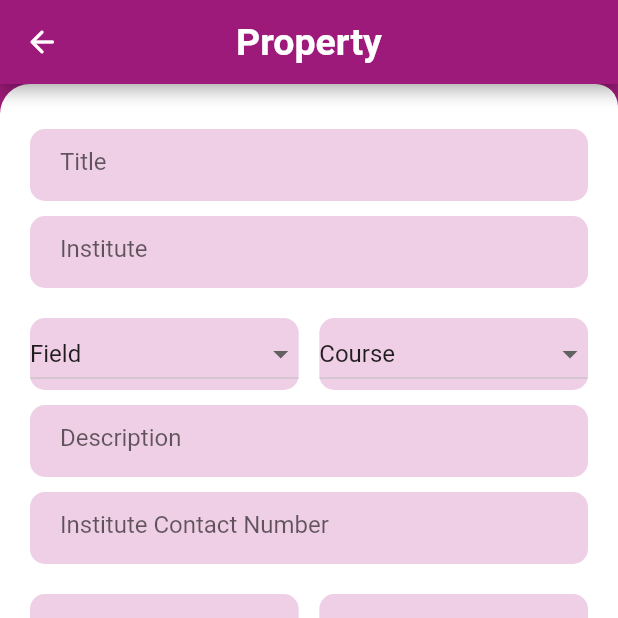
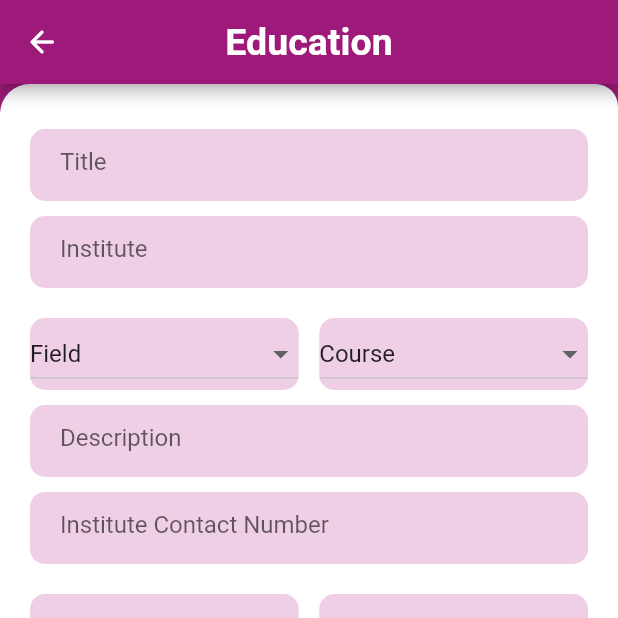
Before and after one commit to naduni123/PatPatApp, a Flutter app: the EducationForm screen opened directly, on a phone screen of 412 x 824 dp, the top half of it. Run offline on Flutter 3.47's test engine with Material 2 defaults, Android fonts, the phone set to English and light mode, and no system bars.

Commit message:
Post Ad (Education Form)

```diff
--- a/lib/education_form.dart
+++ b/lib/education_form.dart
@@ -34,7 +34,7 @@ class _EducationFormState extends State<EducationForm> {
           },
         ),
         centerTitle: true,
-        title: const Text("Property",style: TextStyle(color: Colors.white,fontSize: 25,fontWeight: FontWeight.bold),),
+        title: const Text("Education",style: TextStyle(color: Colors.white,fontSize: 25,fontWeight: FontWeight.bold),),
       ),
       body:Stack(
         children: [
```
